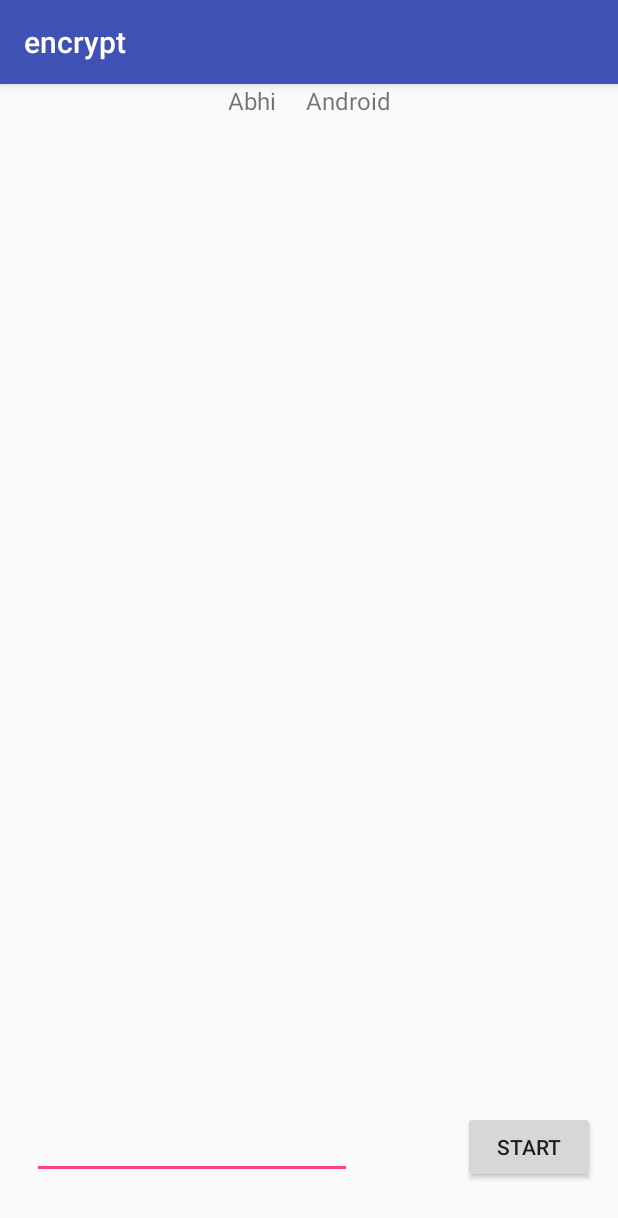
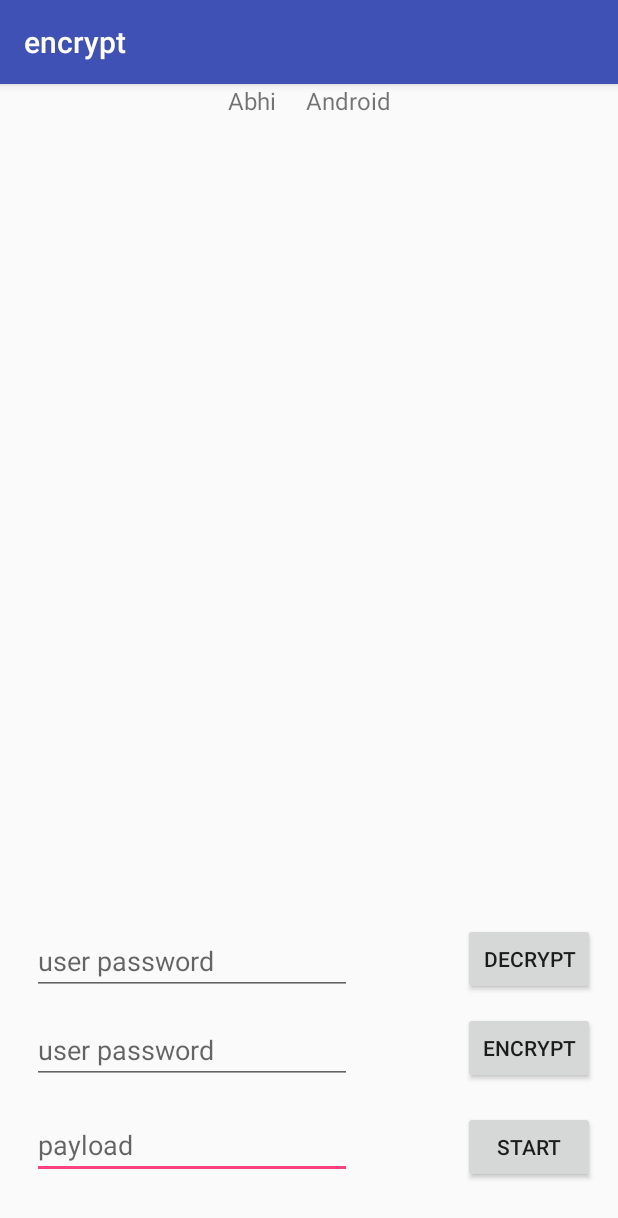
Before and after one commit to rhuangHack/encrypt, an Android app: the screen it shows after launch (MainActivity), on a phone screen of 412 x 824 dp. Shown: the top 1218 px of the screen. Run offline under Robolectric (Android 15) with nearby library versions, the phone set to English and light mode, and no system bars.

Commit message:
add a set of edit views and buttons one set for use user input as seed to encrypt the payload the another set is for user input as seed to decrypt the encrypted string

```diff
--- a/app/src/main/res/layout/activity_main.xml
+++ b/app/src/main/res/layout/activity_main.xml
@@ -25,6 +25,7 @@
         android:layout_marginLeft="21dp"
         android:layout_marginStart="21dp"
         android:ems="10"
+        android:hint="payload"
         android:inputType="textPersonName" />
 
     <Button
@@ -39,4 +40,46 @@
         android:layout_marginRight="15dp"
         android:text="start" />
 
+    <EditText
+        android:id="@+id/encrypt_text"
+        android:layout_width="wrap_content"
+        android:layout_height="wrap_content"
+        android:layout_above="@+id/editText"
+        android:layout_alignLeft="@+id/editText"
+        android:layout_alignStart="@+id/editText"
+        android:layout_marginBottom="18dp"
+        android:ems="10"
+        android:hint="user password"
+        android:inputType="textPersonName" />
+
+    <EditText
+        android:id="@+id/decrypt_text"
+        android:layout_width="wrap_content"
+        android:layout_height="wrap_content"
+        android:layout_above="@+id/encrypt_text"
+        android:layout_alignLeft="@+id/encrypt_text"
+        android:layout_alignStart="@+id/encrypt_text"
+        android:layout_marginBottom="14dp"
+        android:ems="10"
+        android:hint="user password"
+        android:inputType="textPersonName" />
+
+    <Button
+        android:id="@+id/button_de"
+        android:layout_width="wrap_content"
+        android:layout_height="wrap_content"
+        android:layout_alignBottom="@+id/decrypt_text"
+        android:layout_alignEnd="@+id/start"
+        android:layout_alignRight="@+id/start"
+        android:text="decrypt" />
+
+    <Button
+        android:id="@+id/button_en"
+        android:layout_width="wrap_content"
+        android:layout_height="wrap_content"
+        android:layout_alignBottom="@+id/encrypt_text"
+        android:layout_alignEnd="@+id/button_de"
+        android:layout_alignRight="@+id/button_de"
+        android:text="encrypt" />
+
 </RelativeLayout>
```
Also changed, not shown: app/src/main/java/com/example/renda/encrypt/AESHelper.java (+23 -7 lines), app/src/main/java/com/example/renda/encrypt/MainActivity.java (+79 -9 lines).
